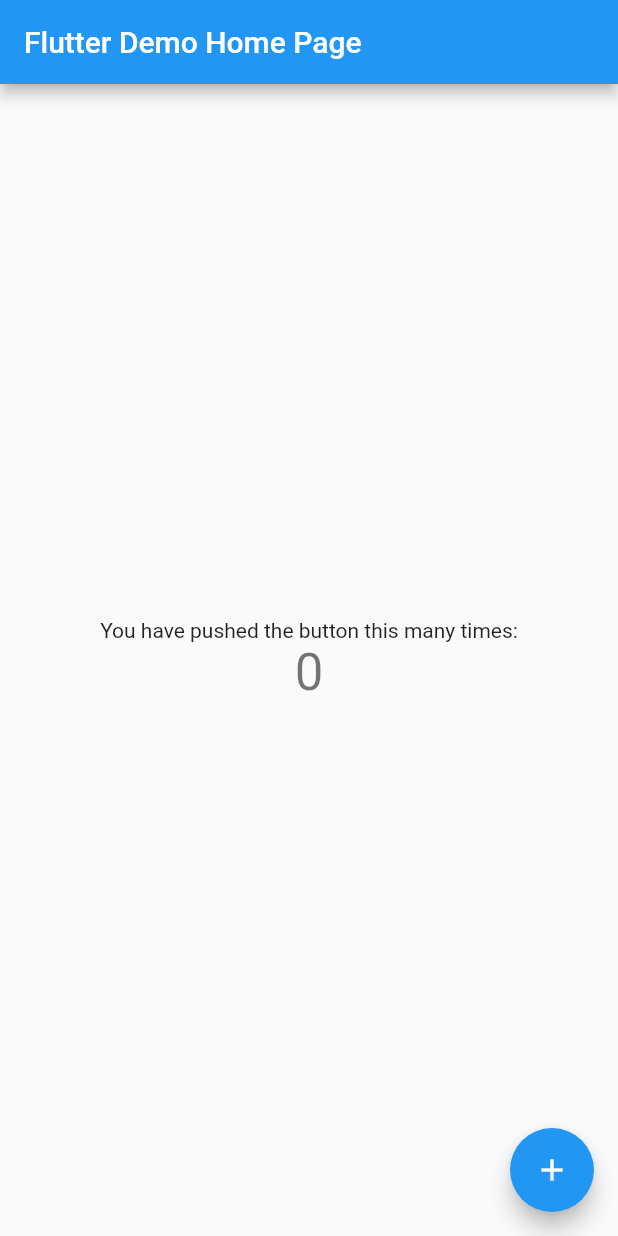
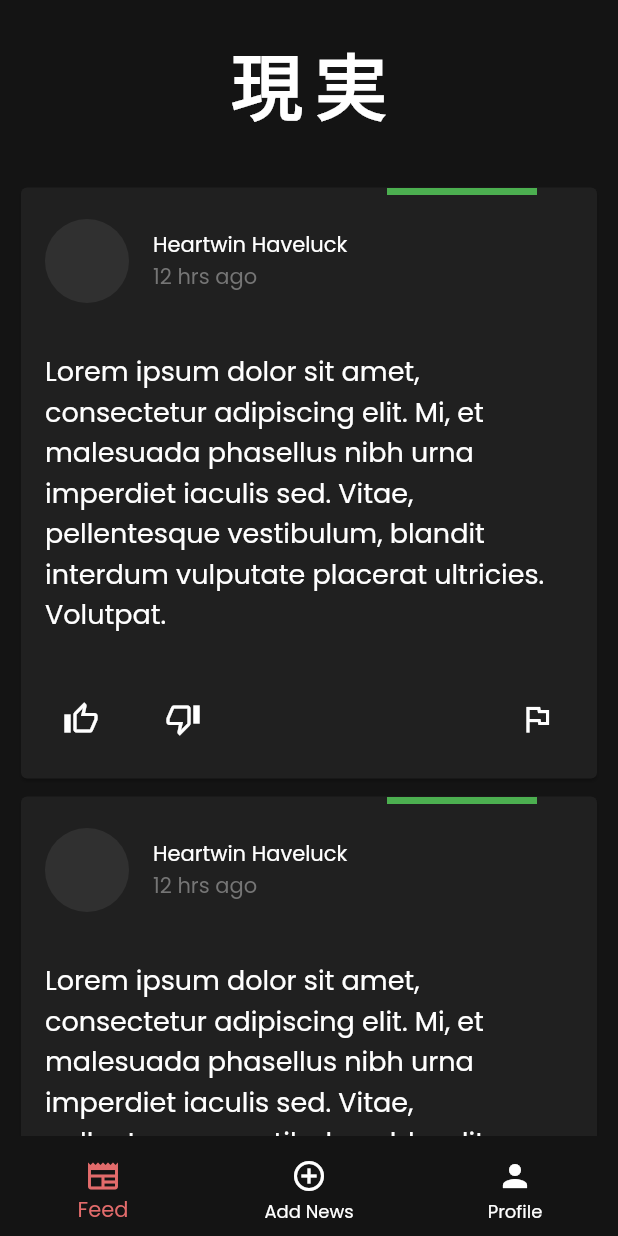
Before and after one commit to HeartwinJ/Genjitsu, a Flutter app: the screen it shows after launch, on a phone screen of 412 x 824 dp. Run offline on Flutter 3.47's test engine with Material 2 defaults, Android fonts, the phone set to English and light mode, and no system bars; our stand-ins replace google_fonts.

Commit message:
Day 1 Progress

```diff
--- /dev/null
+++ b/lib/common/custom_theme.dart
@@ -0,0 +1,46 @@
+import 'package:flutter/material.dart';
+import 'package:google_fonts/google_fonts.dart';
+
+const mainBgColor = Color(0xFF141414);
+const mainColor = Color(0xFFE26B6B);
+const secondaryColor = Color(0xFFE7A9A9);
+const cardColor = Color(0xFF202020);
+
+final customTheme = ThemeData(
+  brightness: Brightness.dark,
+  primaryColor: mainColor,
+  splashColor: secondaryColor,
+  scaffoldBackgroundColor: mainBgColor,
+  canvasColor: cardColor,
+  textTheme: GoogleFonts.poppinsTextTheme().apply(
+    bodyColor: Colors.white,
+    displayColor: Colors.white,
+  ),
+  primaryTextTheme: GoogleFonts.poppinsTextTheme().apply(
+    bodyColor: Colors.white,
+    displayColor: Colors.white,
+  ),
+  appBarTheme: const AppBarTheme(
+    elevation: 0.0,
+    backgroundColor: mainBgColor,
+  ),
+  tabBarTheme: const TabBarTheme(
+    indicator: UnderlineTabIndicator(
+      borderSide: BorderSide(
+        color: mainColor,
+        width: 2.0,
+      ),
+    ),
+  ),
+  cardTheme: const CardTheme(
+    margin: EdgeInsets.all(6.0),
+    color: cardColor,
+    clipBehavior: Clip.hardEdge,
+  ),
+  bottomNavigationBarTheme: const BottomNavigationBarThemeData(
+    elevation: 0.0,
+    backgroundColor: mainBgColor,
+    selectedItemColor: mainColor,
+    unselectedItemColor: Colors.white,
+  ),
+);
--- /dev/null
+++ b/lib/components/news_card.dart
@@ -0,0 +1,91 @@
+import 'package:flutter/material.dart';
+import 'package:genjitsu/pages/view_news_page.dart';
+
+class NewsCard extends StatelessWidget {
+  const NewsCard({Key? key}) : super(key: key);
+
+  @override
+  Widget build(BuildContext context) {
+    return GestureDetector(
+      child: Card(
+        child: Column(
+          children: [
+            Row(
+              mainAxisAlignment: MainAxisAlignment.end,
+              children: [
+                Padding(
+                  padding: const EdgeInsets.only(right: 40.0),
+                  child: Container(
+                    color: Colors.green,
+                    height: 5.0,
+                    width: 100.0,
+                  ),
+                ),
+              ],
+            ),
+            Padding(
+              padding: const EdgeInsets.all(16.0),
+              child: Column(
+                children: [
+                  Row(
+                    children: [
+                      CircleAvatar(
+                        radius: 28.0,
+                        backgroundColor: Colors.grey[850],
+                      ),
+                      const SizedBox(
+                        width: 16.0,
+                      ),
+                      Column(
+                        crossAxisAlignment: CrossAxisAlignment.start,
+                        children: [
+                          const Text('Heartwin Haveluck'),
+                          Text(
+                            '12 hrs ago',
+                            style: TextStyle(color: Colors.grey[600]),
+                          ),
+                        ],
+                      ),
+                    ],
+                  ),
+                  const SizedBox(height: 32.0),
+                  const Text(
+                    'Lorem ipsum dolor sit amet, consectetur adipiscing elit. Mi, et malesuada phasellus nibh urna imperdiet iaculis sed. Vitae, pellentesque vestibulum, blandit interdum vulputate placerat ultricies. Volutpat.',
+                    style: TextStyle(fontSize: 18.0),
+                  ),
+                  const SizedBox(height: 32.0),
+                  Row(
+                    children: [
+                      IconButton(
+                        onPressed: () {},
+                        icon: const Icon(Icons.thumb_up_outlined),
+                      ),
+                      const SizedBox(
+                        width: 20.0,
+                      ),
+                      IconButton(
+                        onPressed: () {},
+                        icon: const Icon(Icons.thumb_down_outlined),
+                      ),
+                      Expanded(
+                        child: Container(),
+                      ),
+                      IconButton(
+                        onPressed: () {},
+                        icon: const Icon(Icons.flag_outlined),
+                      ),
+                    ],
+                  )
+                ],
+              ),
+            ),
+          ],
+        ),
+      ),
+      onTap: () {
+        print('News Card Clicked!');
+        Navigator.push(context, MaterialPageRoute(builder: ((context) => const ViewNewsPage())));
+      },
+    );
+  }
+}
--- a/lib/main.dart
+++ b/lib/main.dart
@@ -1,4 +1,6 @@
 import 'package:flutter/material.dart';
+import 'package:genjitsu/common/custom_theme.dart';
+import 'package:genjitsu/pages/app_wrapper.dart';
 
 void main() {
   runApp(const MyApp());
@@ -7,109 +9,12 @@
 class MyApp extends StatelessWidget {
   const MyApp({Key? key}) : super(key: key);
 
-  // This widget is the root of your application.
   @override
   Widget build(BuildContext context) {
     return MaterialApp(
-      title: 'Flutter Demo',
-      theme: ThemeData(
-        // This is the theme of your application.
-        //
-        // Try running your application with "flutter run". You'll see the
-        // application has a blue toolbar. Then, without quitting the app, try
-        // changing the primarySwatch below to Colors.green and then invoke
-        // "hot reload" (press "r" in the console where you ran "flutter run",
-        // or simply save your changes to "hot reload" in a Flutter IDE).
-        // Notice that the counter didn't reset back to zero; the application
-        // is not restarted.
-        primarySwatch: Colors.blue,
-      ),
-      home: const MyHomePage(title: 'Flutter Demo Home Page'),
+      title: 'Genjitsu',
+      theme: customTheme,
+      home: const AppWrapper(),
     );
   }
 }
-
-class MyHomePage extends StatefulWidget {
-  const MyHomePage({Key? key, required this.title}) : super(key: key);
-
-  // This widget is the home page of your application. It is stateful, meaning
-  // that it has a State object (defined below) that contains fields that affect
-  // how it looks.
-
-  // This class is the configuration for the state. It holds the values (in this
-  // case the title) provided by the parent (in this case the App widget) and
-  // used by the build method of the State. Fields in a Widget subclass are
-  // always marked "final".
-
-  final String title;
-
-  @override
-  State<MyHomePage> createState() => _MyHomePageState();
-}
-
-class _MyHomePageState extends State<MyHomePage> {
-  int _counter = 0;
-
-  void _incrementCounter() {
-    setState(() {
-      // This call to setState tells the Flutter framework that something has
-      // changed in this State, which causes it to rerun the build method below
-      // so that the display can reflect the updated values. If we changed
-      // _counter without calling setState(), then the build method would not be
-      // called again, and so nothing would appear to happen.
-      _counter++;
-    });
-  }
-
-  @override
-  Widget build(BuildContext context) {
-    // This method is rerun every time setState is called, for instance as done
-    // by the _incrementCounter method above.
-    //
-    // The Flutter framework has been optimized to make rerunning build methods
-    // fast, so that you can just rebuild anything that needs updating rather
-    // than having to individually change instances of widgets.
-    return Scaffold(
-      appBar: AppBar(
-        // Here we take the value from the MyHomePage object that was created by
-        // the App.build method, and use it to set our appbar title.
-        title: Text(widget.title),
-      ),
-      body: Center(
-        // Center is a layout widget. It takes a single child and positions it
-        // in the middle of the parent.
-        child: Column(
-          // Column is also a layout widget. It takes a list of children and
-          // arranges them vertically. By default, it sizes itself to fit its
-          // children horizontally, and tries to be as tall as its parent.
-          //
-          // Invoke "debug painting" (press "p" in the console, choose the
-          // "Toggle Debug Paint" action from the Flutter Inspector in Android
-          // Studio, or the "Toggle Debug Paint" command in Visual Studio Code)
-          // to see the wireframe for each widget.
-          //
-          // Column has various properties to control how it sizes itself and
-          // how it positions its children. Here we use mainAxisAlignment to
-          // center the children vertically; the main axis here is the vertical
-          // axis because Columns are vertical (the cross axis would be
-          // horizontal).
-          mainAxisAlignment: MainAxisAlignment.center,
-          children: <Widget>[
-            const Text(
-              'You have pushed the button this many times:',
-            ),
-            Text(
-              '$_counter',
-              style: Theme.of(context).textTheme.headline4,
-            ),
-          ],
-        ),
-      ),
-      floatingActionButton: FloatingActionButton(
-        onPressed: _incrementCounter,
-        tooltip: 'Increment',
-        child: const Icon(Icons.add),
-      ), // This trailing comma makes auto-formatting nicer for build methods.
-    );
-  }
-}
--- /dev/null
+++ b/lib/models/nav_detail.dart
@@ -0,0 +1,9 @@
+import 'package:flutter/material.dart';
+
+class NavDetail {
+  final Widget page;
+
+  NavDetail({
+    required this.page,
+  });
+}
--- /dev/null
+++ b/lib/pages/app_wrapper.dart
@@ -0,0 +1,77 @@
+import 'package:flutter/material.dart';
+import 'package:genjitsu/models/nav_detail.dart';
+import 'package:genjitsu/pages/add_news.dart';
+import 'package:genjitsu/pages/news_feed.dart';
+import 'package:genjitsu/pages/profile_page.dart';
+
+class AppWrapper extends StatefulWidget {
+  const AppWrapper({Key? key}) : super(key: key);
+
+  @override
+  State<AppWrapper> createState() => _AppWrapperState();
+}
+
+class _AppWrapperState extends State<AppWrapper> {
+  int _currentindex = 0;
+  final List<NavDetail> _children = <NavDetail>[
+    NavDetail(
+      page: NewsFeed(),
+    ),
+    NavDetail(
+      page: const AddNews(),
+    ),
+    NavDetail(
+      page: const ProfilePage(),
+    ),
+  ];
+
+  _onNavTabTapped(int index) {
+    setState(() {
+      _currentindex = index;
+    });
+  }
+
+  @override
+  Widget build(BuildContext context) {
+    return Scaffold(
+      body: Center(
+        child: Column(
+          children: [
+            const Padding(
+              padding: EdgeInsets.symmetric(vertical: 20.0),
+              child: Text(
+                '現実',
+                style: TextStyle(
+                  fontSize: 48.0,
+                  fontWeight: FontWeight.bold,
+                  letterSpacing: 8.0,
+                ),
+              ),
+            ),
+            Expanded(
+              child: _children.elementAt(_currentindex).page,
+            ),
+          ],
+        ),
+      ),
+      bottomNavigationBar: BottomNavigationBar(
+        onTap: _onNavTabTapped,
+        currentIndex: _currentindex,
+        items: const [
+          BottomNavigationBarItem(
+            icon: Icon(Icons.newspaper),
+            label: 'Feed',
+          ),
+          BottomNavigationBarItem(
+            icon: Icon(Icons.add_circle_outline),
+            label: 'Add News',
+          ),
+          BottomNavigationBarItem(
+            icon: Icon(Icons.person),
+            label: 'Profile',
+          ),
+        ],
+      ),
+    );
+  }
+}
--- /dev/null
+++ b/lib/pages/news_feed.dart
@@ -0,0 +1,24 @@
+import 'package:flutter/material.dart';
+import 'package:genjitsu/components/news_card.dart';
+
+class NewsFeed extends StatelessWidget {
+  NewsFeed({Key? key}) : super(key: key);
+
+  final List _newsList = [
+    '',
+    '',
+    '',
+  ];
+
+  @override
+  Widget build(BuildContext context) {
+    return Padding(
+      padding: const EdgeInsets.all(8.0),
+      child: ListView.builder(
+        physics: const BouncingScrollPhysics(),
+        itemCount: _newsList.length,
+        itemBuilder: (_, int index) => const NewsCard(),
+      ),
+    );
+  }
+}
```
Also changed, not shown: lib/pages/add_news.dart (added, +47 -0 lines), lib/pages/profile_page.dart (added, +56 -0 lines), lib/pages/view_news_page.dart (added, +120 -0 lines), pubspec.yaml (+2 -66 lines), pubspec.lock.
